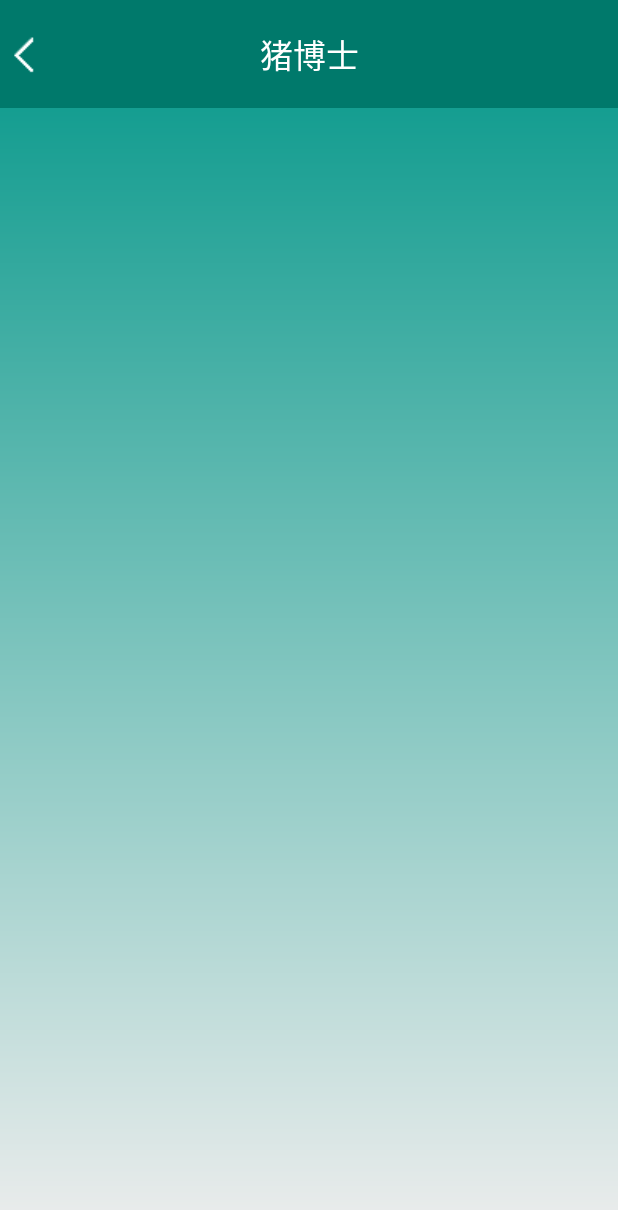
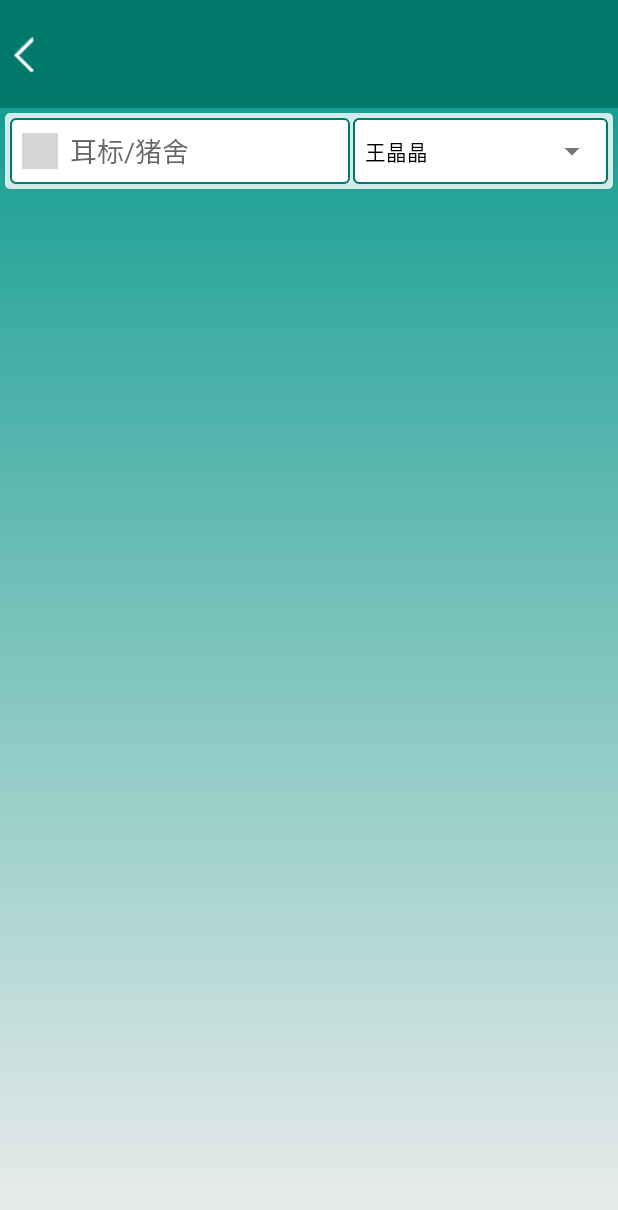
Before and after one commit to qiuking/pig-Dr., an Android app: the CheckRecordActivity screen opened directly, with no data from a screen before it, on a phone screen of 412 x 824 dp. Shown: the top 1210 px of the screen. Run offline under Robolectric (Android 15) with nearby library versions, the phone set to English and light mode, and no system bars; grey boxes are pictures that could not be loaded.

Commit message:
add layout of check-data activity

```diff
--- a/app/src/main/AndroidManifest.xml
+++ b/app/src/main/AndroidManifest.xml
@@ -78,7 +78,7 @@
 
 
         <activity android:name=".StatusDetailActivity" />
-        <activity android:name=".CheckRecordActivity"></activity>
+        <activity android:name=".CheckRecordActivity" android:windowSoftInputMode="adjustPan|stateHidden"/>
     </application>
 
 </manifest>
--- a/app/src/main/java/com/ustcerqiu/pigdoc/CheckRecordActivity.java
+++ b/app/src/main/java/com/ustcerqiu/pigdoc/CheckRecordActivity.java
@@ -5,6 +5,12 @@ import android.content.Intent;
 import android.os.Bundle;
 import android.util.Log;
 import android.view.View;
+import android.widget.ArrayAdapter;
+import android.widget.Spinner;
+import android.widget.TextView;
+
+import java.util.ArrayList;
+import java.util.List;
 
 //this activity deals with the intents of check the record date
 public class CheckRecordActivity extends BaseMinorClass implements View.OnClickListener {
@@ -26,8 +32,16 @@ public class CheckRecordActivity extends BaseMinorClass implements View.OnClickL
     //this deals with the whole onClick actions in this page/view;
     @Override
     public void onClick(View v) {
+        switch (v.getId()){
+            case R.id.button_back:
+                finish(); //
+                overridePendingTransition(R.anim.translate_in_back, R.anim.translate_out_back);  //添加返回切换动画
+                break;
+            default:
+                break;
+        }
 
-    }
+    }//onClick
 
 
     ///--##############################################################################-----/////
@@ -41,9 +55,20 @@ public class CheckRecordActivity extends BaseMinorClass implements View.OnClickL
         if(intent != null){
             titleName = intent.getStringExtra("titleName");
         }
-        Log.e("qiuking", "onCreate: "+titleName );
+        //设置标题行的显示标题，替换掉layout中的默认标题
+        ((TextView) this.findViewById(R.id.title_name_textView)).setText(titleName);  //this仅仅是强调本活动的调用环境
+
+        //spinner selector
+        List<String> spinnerList = new ArrayList<>();
+        String[] spinnerItems = {"王晶晶", "王二精", "2晶晶", "6各日", "晶晶王"};
+        Spinner spinner = (Spinner) findViewById(R.id.spinner1);
+        for(String item : spinnerItems) spinnerList.add(item);
+        ArrayAdapter<String> adapter = new ArrayAdapter<String>(this, android.R.layout.simple_spinner_dropdown_item, spinnerList);
+        spinner.setAdapter(adapter);
 
 
+        //setOnClickListener (whole page)
+        (findViewById(R.id.button_back)).setOnClickListener(this);
 
     }//onCreate
 }//end
--- /dev/null
+++ b/app/src/main/res/drawable/div_rectangle_grid.xml
@@ -0,0 +1,7 @@
+<?xml version="1.0" encoding="utf-8"?>
+<shape xmlns:android="http://schemas.android.com/apk/res/android"
+    android:shape="rectangle">
+    <corners android:radius="3dp"/>
+    <stroke android:width="1dp" android:color="@color/colorPrimaryDark"/>
+    <solid android:color="#FFF"/>
+</shape>
--- a/app/src/main/res/layout/activity_check_record.xml
+++ b/app/src/main/res/layout/activity_check_record.xml
@@ -11,12 +11,64 @@
     <!--插入标题栏2-->
     <include layout="@layout/title_2"/>
 
+    <!--search and select category-->
+    <LinearLayout
+        android:layout_width="match_parent"
+        android:layout_height="wrap_content"
+        android:orientation="horizontal"
+        android:layout_margin="3dp"
+        android:padding="3dp"
+        android:background="@drawable/bg_div">
+        <LinearLayout
+            android:layout_width="0dp"
+            android:layout_weight="4"
+            android:layout_height="44dp"
+            android:orientation="horizontal"
+            android:gravity="start|center"
+            android:background="@drawable/div_rectangle_grid">
+            <ImageView
+                android:layout_width="24dp"
+                android:layout_height="24dp"
+                android:layout_marginLeft="8dp"
+                android:src="@drawable/search"/>
+            <EditText android:id="@+id/search_keywords"
+                android:layout_width="match_parent"
+                android:layout_height="match_parent"
+                android:lines="1"
+                android:gravity="start|center"
+                android:paddingLeft="8dp"
+                android:background="@null"
+                android:textSize="@dimen/normal_text"
+                android:textColor="@color/colorPrimary_text"
+                android:hint="耳标/猪舍"/>
+        </LinearLayout>
+        <LinearLayout
+            android:layout_width="0dp"
+            android:layout_weight="3"
+            android:layout_height="match_parent"
+            android:orientation="horizontal"
+            android:layout_marginLeft="2dp"
+            android:gravity="start|center"
+            android:background="@drawable/div_rectangle_grid">
+            <Spinner android:id="@+id/spinner1"
+                android:layout_width="match_parent"
+                android:layout_height="match_parent"
+                android:dropDownVerticalOffset="44dp">
+
+            </Spinner>
+
+        </LinearLayout>
+
+
+
+    </LinearLayout>
+
     <!-- 中间内容部分框架 -->
     <android.support.v7.widget.RecyclerView
         android:id="@+id/input_list_RecyclerView"
         android:layout_width="match_parent"
         android:layout_height="match_parent"
-        android:padding="6dp">
+        android:padding="3dp">
     </android.support.v7.widget.RecyclerView>
 
     <!--无底部导航栏的状态-->
--- a/app/src/main/res/layout/title_2.xml
+++ b/app/src/main/res/layout/title_2.xml
@@ -2,11 +2,13 @@
 <LinearLayout xmlns:android="http://schemas.android.com/apk/res/android"
     style="@style/TitleStyle"
     android:orientation="horizontal">
+
     <LinearLayout android:id="@+id/button_back"
         style="@style/BgPressed"
         android:layout_width="48dp"
         android:layout_height="40dp"
         android:paddingLeft="3dp"
+        android:orientation="horizontal"
         android:gravity="left|center">
         <ImageView
             android:layout_marginTop="1dp"
```
